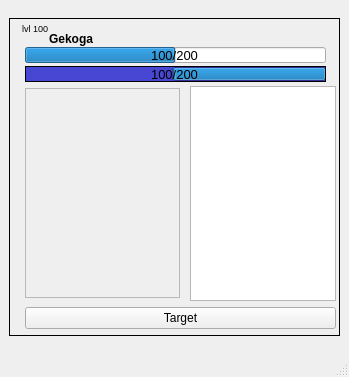
Gekoga1/Project-Creators, file character_widget.ui: the form before one commit.
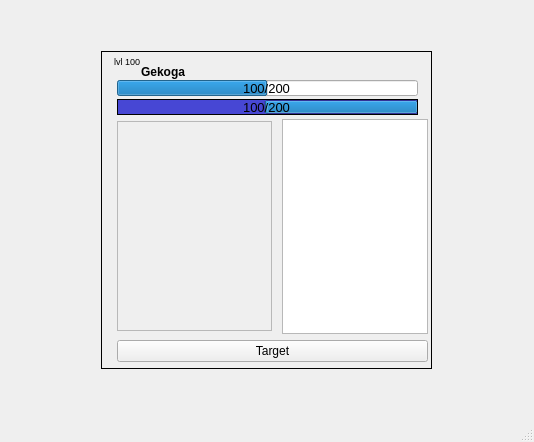
The form after the commit.

```diff
--- a/character_widget.ui
+++ b/character_widget.ui
@@ -6,8 +6,8 @@
    <rect>
     <x>0</x>
     <y>0</y>
-    <width>349</width>
-    <height>377</height>
+    <width>534</width>
+    <height>442</height>
    </rect>
   </property>
   <property name="windowTitle">
```
Left out of the diff: 2 changed lines with no effect on the pictures.
